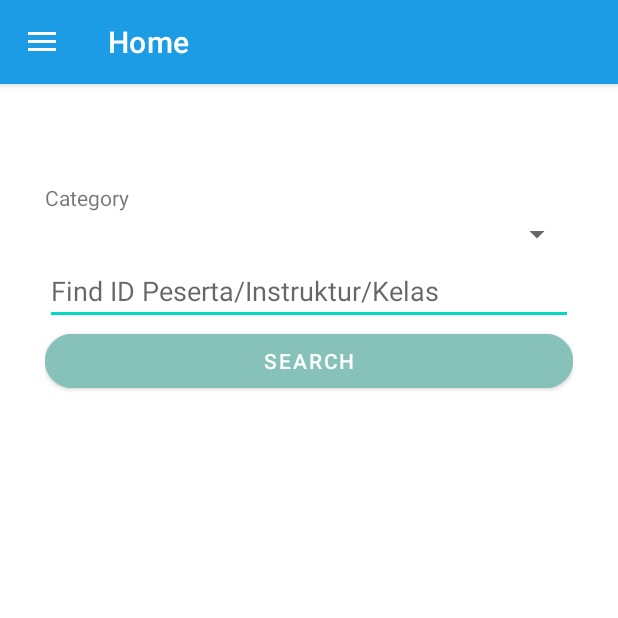
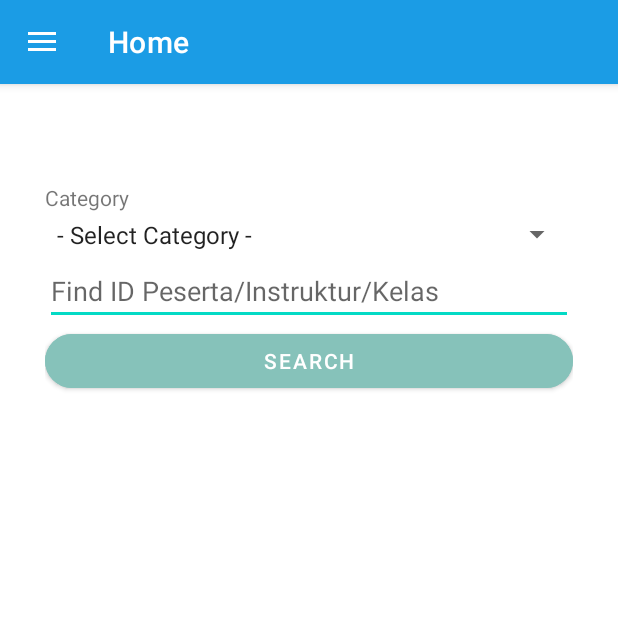
Before and after one commit to abepraya/PersonalAssignment, an Android app: the screen it shows after launch (MainActivity), on a phone screen of 412 x 824 dp, the top half of it. Run offline under Robolectric (Android 15) with nearby library versions, the phone set to English and light mode, and no system bars; our stand-ins replace navigation-ui.

Commit message:
fix ui bug in search

```diff
--- a/app/src/main/res/layout/fragment_home.xml
+++ b/app/src/main/res/layout/fragment_home.xml
@@ -77,7 +77,7 @@ tools:context=".ui.home.HomeFragment">
         android:textColor="#FFFFFF" />
 
     <FrameLayout
-        android:layout_width="wrap_content"
+        android:layout_width="match_parent"
         android:layout_height="wrap_content">
 
         <ListView
--- a/app/src/main/res/values/strings.xml
+++ b/app/src/main/res/values/strings.xml
@@ -41,7 +41,7 @@
 
 
     <string-array name="search_query">
-        <item></item>
+        <item>- Select Category -</item>
         <item>1 Information peserta - id_pst</item>
         <item>2 Information instruktur - id_ins</item>
         <item>3 Information kelas - id_kls</item>
```
